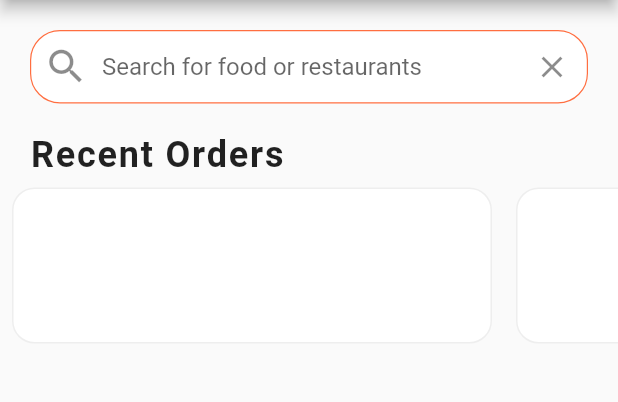
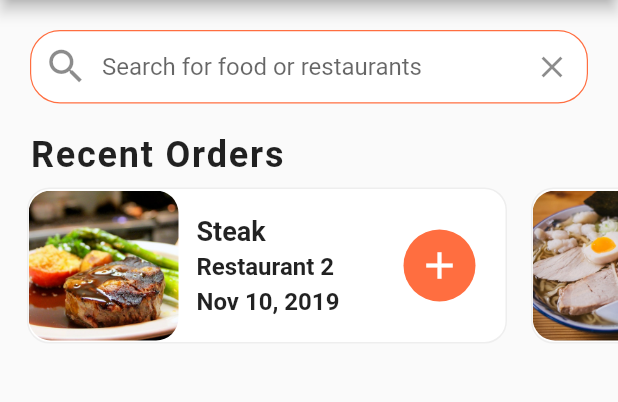
Before and after one commit to prufect/flutter_food_delivery_ui, a Flutter app: the screen it shows after launch, on a phone screen of 412 x 824 dp, the part 84-486 px from its top. Run offline on Flutter 3.47's test engine with Material 2 defaults, Android fonts, the phone set to English and light mode, and no system bars.

Commit message:
Finish Recent Orders

```diff
--- a/lib/widgets/recent_orders.dart
+++ b/lib/widgets/recent_orders.dart
@@ -14,6 +14,77 @@ class RecentOrders extends StatelessWidget {
           width: 1.0,
           color: Colors.grey[200],
         ),
+      ),
+      child: Row(
+        mainAxisAlignment: MainAxisAlignment.spaceBetween,
+        children: [
+          Expanded(
+            child: Row(
+              children: [
+                ClipRRect(
+                  borderRadius: BorderRadius.circular(15.0),
+                  child: Image(
+                    height: 100,
+                    width: 100,
+                    image: AssetImage(order.food.imageUrl),
+                    fit: BoxFit.cover,
+                  ),
+                ),
+                Expanded(
+                  child: Container(
+                    margin: EdgeInsets.all(12.0),
+                    child: Column(
+                      mainAxisAlignment: MainAxisAlignment.center,
+                      crossAxisAlignment: CrossAxisAlignment.start,
+                      children: [
+                        Text(
+                          order.food.name,
+                          style: TextStyle(
+                            fontSize: 18.0,
+                            fontWeight: FontWeight.bold,
+                          ),
+                          overflow: TextOverflow.ellipsis,
+                        ),
+                        SizedBox(height: 4.0),
+                        Text(
+                          order.restaurant.name,
+                          style: TextStyle(
+                            fontSize: 16.0,
+                            fontWeight: FontWeight.w600,
+                          ),
+                          overflow: TextOverflow.ellipsis,
+                        ),
+                        SizedBox(height: 4.0),
+                        Text(
+                          order.date,
+                          style: TextStyle(
+                            fontSize: 16.0,
+                            fontWeight: FontWeight.w600,
+                          ),
+                          overflow: TextOverflow.ellipsis,
+                        ),
+                      ],
+                    ),
+                  ),
+                ),
+              ],
+            ),
+          ),
+          Container(
+            margin: EdgeInsets.only(right: 20.0),
+            width: 48,
+            decoration: BoxDecoration(
+              color: Theme.of(context).primaryColor,
+              borderRadius: BorderRadius.circular(30.0),
+            ),
+            child: IconButton(
+              icon: Icon(Icons.add),
+              color: Colors.white,
+              iconSize: 30.0,
+              onPressed: () {},
+            ),
+          )
+        ],
       ),
     );
   }
@@ -37,6 +108,8 @@ class RecentOrders extends StatelessWidget {
         Container(
           height: 120,
           child: ListView.builder(
+            physics: BouncingScrollPhysics(),
+            padding: EdgeInsets.only(left: 10.0),
             scrollDirection: Axis.horizontal,
             itemCount: currentUser.orders.length,
             itemBuilder: (BuildContext context, int index) {
```
